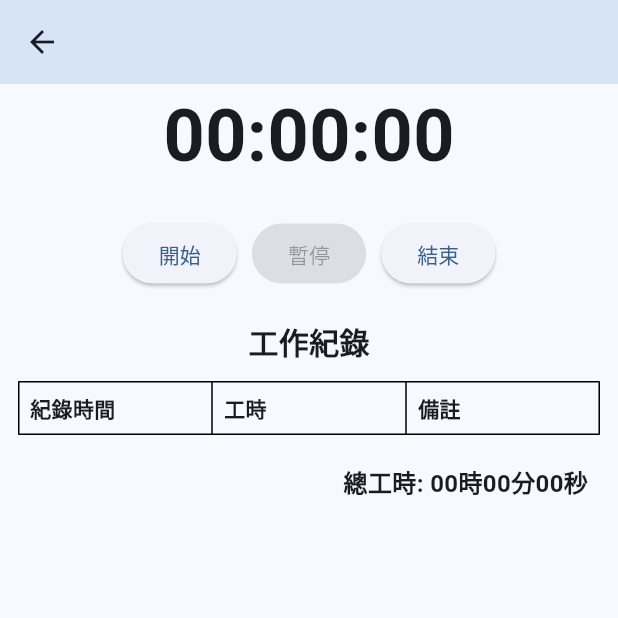
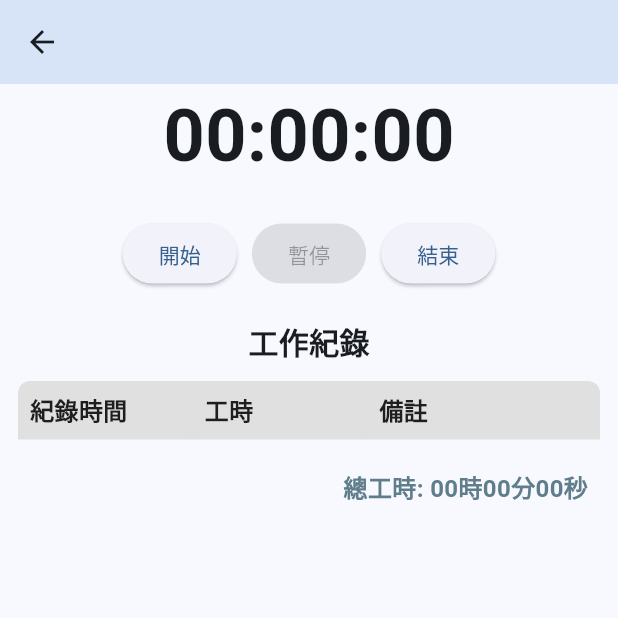
Before and after one commit to jasondoong/timetrail, a Flutter app: the StopwatchScreen screen opened directly with empty values, on a phone screen of 412 x 824 dp, the top half of it. Run offline on Flutter 3.47's test engine with Material 3 defaults, Android fonts, the light colour scheme and no system bars; our stand-ins replace file_picker, isar; missing offline and left inert: excel; accounts and stored records are empty; generated files the repository leaves out were written again.

Commit message:
extract and improve record table

```diff
--- /dev/null
+++ b/lib/screens/stopwatch/record_table_widget.dart
@@ -0,0 +1,148 @@
+// record_table_widget.dart
+import 'package:flutter/material.dart';
+import 'package:intl/intl.dart';
+import 'package:timetrail/models/task.dart';
+import 'package:timetrail/utils/format_time.dart';
+
+class RecordTableWidget extends StatelessWidget {
+  final Task task;
+  final void Function(Task, Record) onEditMemo;
+
+  const RecordTableWidget({
+    Key? key,
+    required this.task,
+    required this.onEditMemo,
+  }) : super(key: key);
+
+  // Calculate total time span from records in seconds
+  String _getTotalTimeSpan() {
+    int totalSeconds = task.records?.fold<int?>(0, (sum, record) {
+      return (sum ?? 0) + (record.seconds ?? 0);
+    }) ?? 0;
+
+    return formatRecordTime(totalSeconds);
+  }
+
+  @override
+  Widget build(BuildContext context) {
+    final headerStyle = TextStyle(fontWeight: FontWeight.bold, fontSize: 16, color: Colors.black87);
+    final rowTextStyle = TextStyle(fontSize: 14, color: Colors.black87);
+    final totalTimeStyle = TextStyle(fontSize: 16, fontWeight: FontWeight.bold, color: Colors.blueGrey);
+
+    return Column(
+      children: [
+        const SizedBox(height: 20),
+        const Text(
+          '工作紀錄',
+          style: TextStyle(fontSize: 20, fontWeight: FontWeight.bold),
+        ),
+        Padding(
+          padding: const EdgeInsets.all(12.0),
+          child: Table(
+            columnWidths: const {
+              0: FractionColumnWidth(0.3),
+              1: FractionColumnWidth(0.3),
+              2: FractionColumnWidth(0.4),
+            },
+            border: TableBorder(
+              horizontalInside: BorderSide(width: 1, color: Colors.grey[300]!),
+              verticalInside: BorderSide(width: 1, color: Colors.grey[300]!),
+            ),
+            children: [
+              // Header row with a light background color
+              TableRow(
+                decoration: BoxDecoration(
+                  color: Colors.grey[300], // Light grey background for header
+                  borderRadius: BorderRadius.vertical(top: Radius.circular(8)),
+                ),
+                children: [
+                  TableCell(
+                    child: Padding(
+                      padding: EdgeInsets.all(8.0),
+                      child: Text('紀錄時間', style: headerStyle),
+                    ),
+                  ),
+                  TableCell(
+                    child: Padding(
+                      padding: EdgeInsets.all(8.0),
+                      child: Text('工時', style: headerStyle),
+                    ),
+                  ),
+                  TableCell(
+                    child: Padding(
+                      padding: EdgeInsets.all(8.0),
+                      child: Text('備註', style: headerStyle),
+                    ),
+                  ),
+                ],
+              ),
+              // Data rows with alternating colors and padding
+              ...task.records?.asMap().entries.map((entry) {
+                int index = entry.key;
+                Record record = entry.value;
+                final isEvenRow = index % 2 == 0;
+                return TableRow(
+                  decoration: BoxDecoration(
+                    color: isEvenRow ? Colors.grey[100] : Colors.white,
+                  ),
+                  children: [
+                    TableCell(
+                      child: Padding(
+                        padding: const EdgeInsets.all(8.0),
+                        child: Text(
+                          DateFormat('yyyy-MM-dd HH:mm').format(record.recordAt!),
+                          style: rowTextStyle,
+                        ),
+                      ),
+                    ),
+                    TableCell(
+                      child: Padding(
+                        padding: const EdgeInsets.all(8.0),
+                        child: Text(
+                          formatRecordTime(record.seconds ?? 0),
+                          style: rowTextStyle,
+                        ),
+                      ),
+                    ),
+                    TableCell(
+                      child: Padding(
+                        padding: const EdgeInsets.all(8.0),
+                        child: GestureDetector(
+                          onTap: () => onEditMemo(task, record),
+                          child: Row(
+                            children: [
+                              Expanded(
+                                child: Text(
+                                  record.memo ?? '',
+                                  style: rowTextStyle,
+                                ),
+                              ),
+                              Icon(Icons.edit, size: 16, color: Colors.grey),
+                            ],
+                          ),
+                        ),
+                      ),
+                    ),
+                  ],
+                );
+              }).toList() ?? [],
+            ],
+          ),
+        ),
+        // Total time display with more padding and a larger font
+        Padding(
+          padding: const EdgeInsets.symmetric(vertical: 8.0, horizontal: 20.0),
+          child: Row(
+            mainAxisAlignment: MainAxisAlignment.end,
+            children: [
+              Text(
+                '總工時: ${_getTotalTimeSpan()}',
+                style: totalTimeStyle,
+              ),
+            ],
+          ),
+        ),
+      ],
+    );
+  }
+}
--- a/lib/screens/stopwatch/stopwatch_screen.dart
+++ b/lib/screens/stopwatch/stopwatch_screen.dart
@@ -4,6 +4,7 @@ import 'package:timetrail/models/task.dart';
 import 'package:timetrail/shared/text_input_dialog.dart';
 import 'package:timetrail/utils/format_time.dart';
 import 'stopwatch_widget.dart';
+import 'record_table_widget.dart';
 
 class StopwatchScreen extends StatefulWidget {
   final Task task;
@@ -21,17 +22,6 @@ class _StopwatchScreenState extends State<StopwatchScreen> {
     });
   }
 
-  // Calculate total time span from records in seconds
-  String _getTotalTimeSpan() {
-    int totalSeconds = widget.task.records?.fold<int?>(0, (sum, record) {
-      // Ensure that sum is nullable and handle null by checking for null values explicitly.
-      return (sum ?? 0) + (record.seconds ?? 0);
-    }) ?? 0; // If task.records is null, default to 0 seconds
-
-    return formatRecordTime(totalSeconds);
-  }
-
-  // Function to edit memo in a dialog
   void _editMemo(Task task, Record recordToModify) async {
     final newMemo = await showDialog<String>(
       context: context,
@@ -45,13 +35,11 @@ class _StopwatchScreenState extends State<StopwatchScreen> {
     );
 
     if (newMemo != null) {
-      // Find the index of the record to modify
       final index = task.records?.indexWhere((record) => record == recordToModify);
       if (index != null) {
         task.records?[index].memo = newMemo;
         await isarService.updateTask(task);
-        setState(() {
-        });
+        setState(() {});
       }
     }
   }
@@ -69,100 +57,14 @@ class _StopwatchScreenState extends State<StopwatchScreen> {
       body: Column(
         mainAxisAlignment: MainAxisAlignment.start,
         children: [
-          if (! widget.task.closed) StopwatchWidget(
+          if (!widget.task.closed)
+            StopwatchWidget(
+              task: widget.task,
+              onFinish: _handleFinish,
+            ),
+          RecordTableWidget(
             task: widget.task,
-            onFinish: _handleFinish,
-          ),
-          SizedBox(height: 20),
-          Text(
-            '工作紀錄',
-            style: TextStyle(fontSize: 20, fontWeight: FontWeight.bold),
-          ),
-          Padding(
-            padding: EdgeInsets.all(12.0),
-            child: Table(
-              border: TableBorder.all(
-                color: Colors.black,
-                width: 1,
-              ),
-              children: [
-                TableRow(
-                  children: [
-                    TableCell(
-                      child: Padding(
-                        padding: const EdgeInsets.all(8.0),
-                        child: Text('紀錄時間', style: TextStyle(fontWeight: FontWeight.bold)),
-                      ),
-                    ),
-                    TableCell(
-                      child: Padding(
-                        padding: const EdgeInsets.all(8.0),
-                        child: Text('工時', style: TextStyle(fontWeight: FontWeight.bold)),
-                      ),
-                    ),
-                    TableCell(
-                      child: Padding(
-                        padding: const EdgeInsets.all(8.0),
-                        child: Text('備註', style: TextStyle(fontWeight: FontWeight.bold)),
-                      ),
-                    ),
-                  ],
-                ),
-                // Displaying records in table format
-                ...widget.task.records?.map((record) {
-                  return TableRow(
-                    children: [
-                      TableCell(
-                        child: Padding(
-                          padding: const EdgeInsets.all(8.0),
-                          child: Text(
-                            DateFormat('yyyy-MM-dd HH:mm').format(record.recordAt!),
-                            style: TextStyle(fontSize: 16, color: Colors.grey),
-                          ),
-                        ),
-                      ),
-                      TableCell(
-                        child: Padding(
-                          padding: const EdgeInsets.all(8.0),
-                          child: Text(
-                            formatRecordTime(record.seconds ?? 0),
-                            style: TextStyle(fontSize: 16),
-                          ),
-                        ),
-                      ),
-                      TableCell(
-                        child: Padding(
-                          padding: const EdgeInsets.all(8.0),
-                          child: GestureDetector(
-                            onTap: () {
-                              _editMemo(widget.task, record);
-                            },
-                            child: Text(
-                              record.memo ?? '',
-                              style: TextStyle(fontSize: 16, color: const Color.fromARGB(255, 13, 45, 61)),
-                            ),
-                          ),
-                        ),
-                      ),
-                    ],
-                  );
-                }).toList() ??
-                [],
-              ],
-            ),
-          ),
-          // Display total time span under the table
-          Padding(
-            padding: const EdgeInsets.symmetric(vertical: 8.0, horizontal: 20.0),
-            child: Row(
-              mainAxisAlignment: MainAxisAlignment.end,
-              children: [
-                Text(
-                  '總工時: ${_getTotalTimeSpan()}',
-                  style: TextStyle(fontSize: 16, fontWeight: FontWeight.bold),
-                ),
-              ],
-            ),
+            onEditMemo: _editMemo,
           ),
         ],
       ),
```
